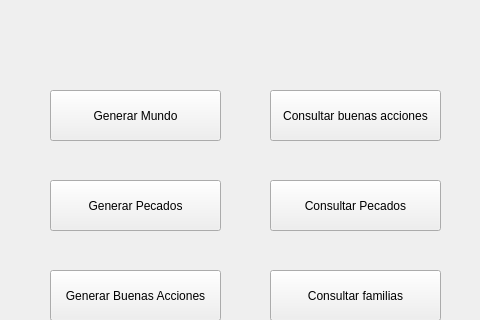
This is CielovsInfierno/mainwindow.ui in JohnSC31/PY2-CIELOvsINFIERNO-2102 as Qt 5 draws it before an edit; both pictures show x 0 to 480 and y 0 to 320 of the 1323 by 675 pixel window. The edited form follows.
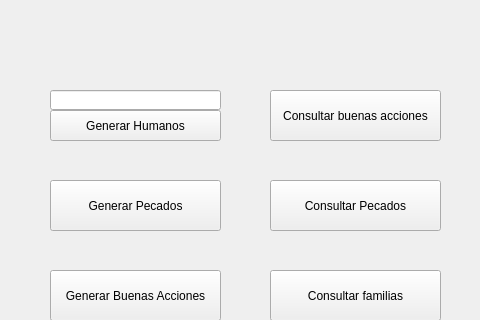
This is the edited form.

Commit message:
El mundo
Se agrego la funcionalidad para generar humanos, la creacion del arbol y la correcta inserccion en orden en la lista

The edit to the form file:
```diff
--- a/CielovsInfierno/mainwindow.ui
+++ b/CielovsInfierno/mainwindow.ui
@@ -39,13 +39,13 @@
     <property name="geometry">
      <rect>
       <x>50</x>
-      <y>90</y>
+      <y>110</y>
       <width>171</width>
-      <height>51</height>
+      <height>31</height>
      </rect>
     </property>
     <property name="text">
-     <string>Generar Mundo</string>
+     <string>Generar Humanos</string>
     </property>
    </widget>
    <widget class="QPushButton" name="GenerarPecados">
@@ -152,6 +152,16 @@
      <string>Consultar Pecados</string>
     </property>
    </widget>
+   <widget class="QLineEdit" name="inpNumHumans">
+    <property name="geometry">
+     <rect>
+      <x>50</x>
+      <y>90</y>
+      <width>171</width>
+      <height>20</height>
+     </rect>
+    </property>
+   </widget>
   </widget>
   <widget class="QMenuBar" name="menubar">
    <property name="geometry">
```
Left out of the diff: 4 changed lines with no effect on the pictures. The commit also changes 36 other files.
